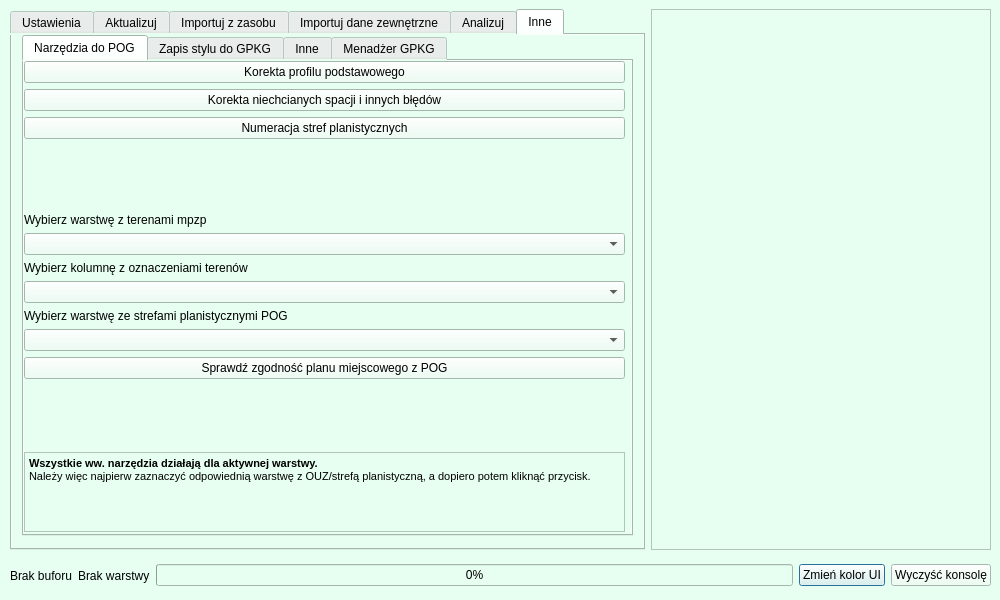
The window that bober_os_dialog_base.ui (pankonduktortoja/BoberOS) describes before a commit, drawn with Qt 5.
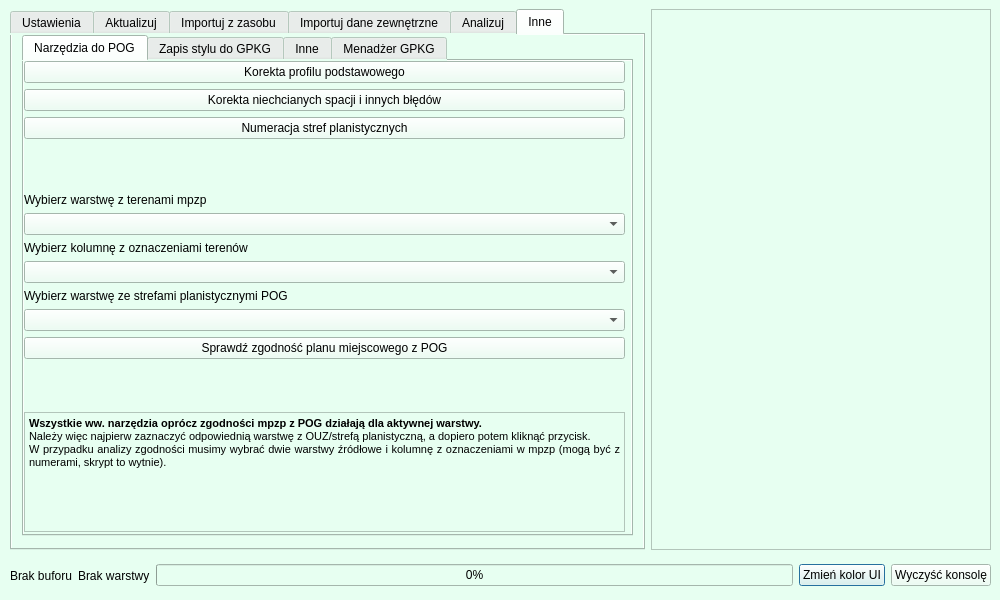
The same window after the commit. The open tabs and pages were chosen to show the change. Custom widgets are drawn as their Qt base class.

Patch:
```diff
--- a/bober_os_dialog_base.ui
+++ b/bober_os_dialog_base.ui
@@ -1662,7 +1662,7 @@
              <property name="maximumSize">
               <size>
                <width>16777215</width>
-               <height>80</height>
+               <height>120</height>
               </size>
              </property>
              <property name="html">
@@ -1670,8 +1670,9 @@
 &lt;html&gt;&lt;head&gt;&lt;meta name=&quot;qrichtext&quot; content=&quot;1&quot; /&gt;&lt;style type=&quot;text/css&quot;&gt;
 p, li { white-space: pre-wrap; }
 &lt;/style&gt;&lt;/head&gt;&lt;body style=&quot; font-family:'Open Sans'; font-size:8pt; font-weight:400; font-style:normal;&quot;&gt;
-&lt;p align=&quot;justify&quot; style=&quot; margin-top:0px; margin-bottom:0px; margin-left:0px; margin-right:0px; -qt-block-indent:0; text-indent:0px;&quot;&gt;&lt;span style=&quot; font-weight:600;&quot;&gt;Wszystkie ww. narzędzia działają dla aktywnej warstwy.&lt;/span&gt;&lt;/p&gt;
-&lt;p align=&quot;justify&quot; style=&quot; margin-top:0px; margin-bottom:0px; margin-left:0px; margin-right:0px; -qt-block-indent:0; text-indent:0px;&quot;&gt;Należy więc najpierw zaznaczyć odpowiednią warstwę z OUZ/strefą planistyczną, a dopiero potem kliknąć przycisk.&lt;/p&gt;&lt;/body&gt;&lt;/html&gt;</string>
+&lt;p align=&quot;justify&quot; style=&quot; margin-top:0px; margin-bottom:0px; margin-left:0px; margin-right:0px; -qt-block-indent:0; text-indent:0px;&quot;&gt;&lt;span style=&quot; font-weight:600;&quot;&gt;Wszystkie ww. narzędzia oprócz zgodności mpzp z POG działają dla aktywnej warstwy.&lt;/span&gt;&lt;/p&gt;
+&lt;p align=&quot;justify&quot; style=&quot; margin-top:0px; margin-bottom:0px; margin-left:0px; margin-right:0px; -qt-block-indent:0; text-indent:0px;&quot;&gt;Należy więc najpierw zaznaczyć odpowiednią warstwę z OUZ/strefą planistyczną, a dopiero potem kliknąć przycisk.&lt;/p&gt;
+&lt;p align=&quot;justify&quot; style=&quot; margin-top:0px; margin-bottom:0px; margin-left:0px; margin-right:0px; -qt-block-indent:0; text-indent:0px;&quot;&gt;W przypadku analizy zgodności musimy wybrać dwie warstwy źródłowe i kolumnę z oznaczeniami w mpzp (mogą być z numerami, skrypt to wytnie).&lt;/p&gt;&lt;/body&gt;&lt;/html&gt;</string>
              </property>
             </widget>
            </item>
```
Left out of the diff: 8 changed lines with no effect on the pictures.
